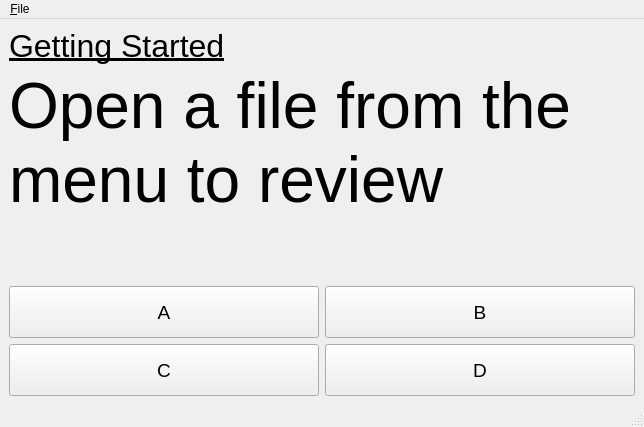
First picture: the form in drillbit/drillbit/ui/drillbit.ui, repository hk0i/lyngo, before the edit.
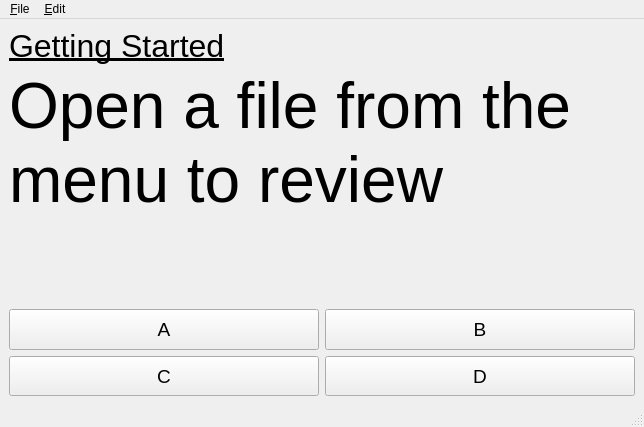
Second picture: the form after the edit.

Commit message: Implemented simple preferences dialog and a few options

Diff of the .ui file:
```diff
--- a/drillbit/drillbit/ui/drillbit.ui
+++ b/drillbit/drillbit/ui/drillbit.ui
@@ -14,7 +14,7 @@
    <string>Lyngo Drillbit</string>
   </property>
   <property name="styleSheet">
-   <string notr="true">QPushButton {
+   <string notr="true">QGridLayout &gt; QPushButton {
 	min-height: 50px;
 	max-height: 50px;
 }</string>
@@ -90,7 +90,7 @@
         <property name="minimumSize">
          <size>
           <width>0</width>
-          <height>50</height>
+          <height>0</height>
          </size>
         </property>
         <property name="font">
@@ -198,7 +198,14 @@
     <addaction name="separator"/>
     <addaction name="mnuFileExit"/>
    </widget>
+   <widget class="QMenu" name="menu_Edit">
+    <property name="title">
+     <string>&amp;Edit</string>
+    </property>
+    <addaction name="mnuEditPreferences"/>
+   </widget>
    <addaction name="menu_File"/>
+   <addaction name="menu_Edit"/>
   </widget>
   <widget class="QStatusBar" name="statusbar"/>
   <action name="mnuFileOpen">
```
Left out of the diff: 7 changed lines with no effect on the pictures. The commit also changes 4 other files.
